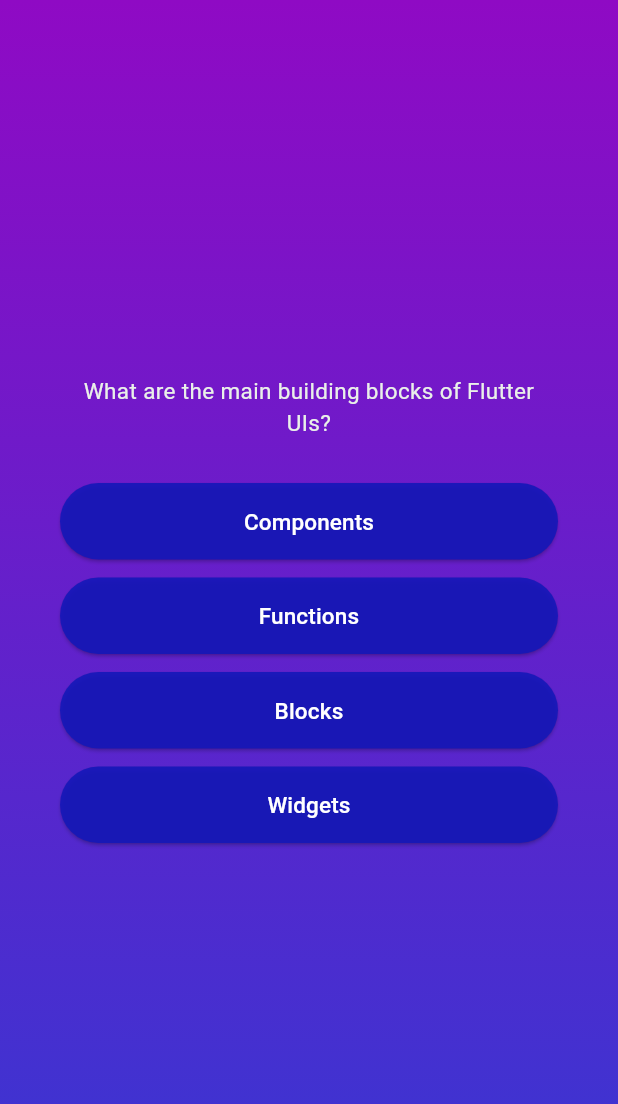
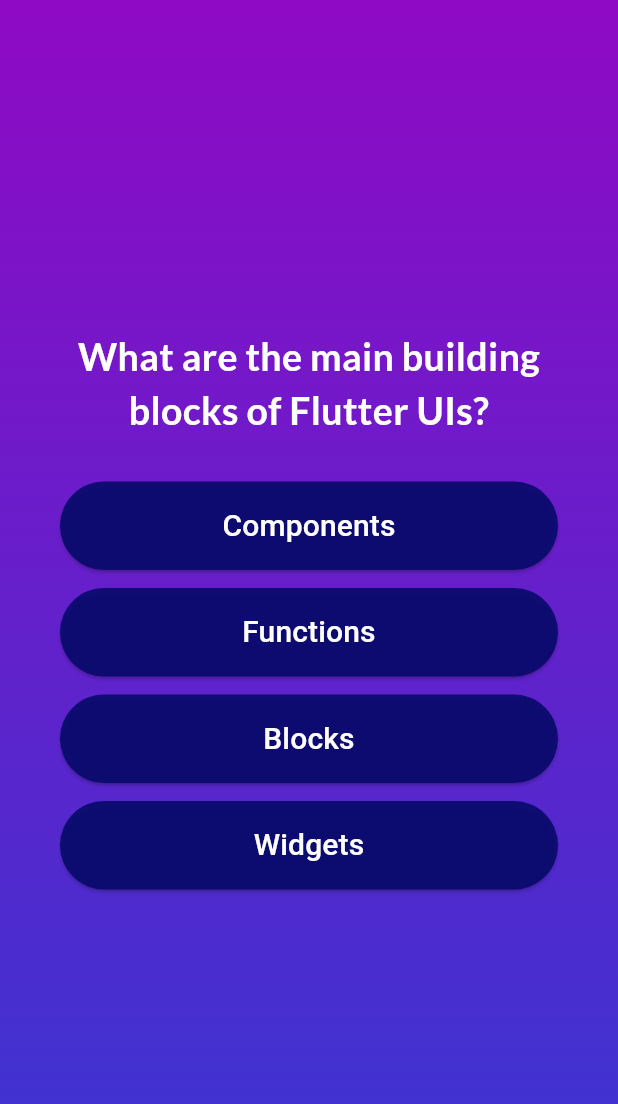
Before and after one commit to KalpeshLambade/flutter_quiz, a Flutter app: the screen it shows after launch, after a tap on "Start Quize", on a phone screen of 412 x 824 dp. Shown: the top 1104 px of the screen. Run offline on Flutter 3.47's test engine with Material 3 defaults, Android fonts, the phone set to English and light mode, and no system bars; our stand-ins replace google_fonts.

Commit message:
google_fonts added

```diff
--- a/quize/lib/answer_button.dart
+++ b/quize/lib/answer_button.dart
@@ -1,4 +1,5 @@
 import 'package:flutter/material.dart';
+import 'package:google_fonts/google_fonts.dart';
 
 class AnswerButton extends StatelessWidget {
   const AnswerButton({required this.text, required this.onTap, super.key});
@@ -13,13 +14,15 @@ class AnswerButton extends StatelessWidget {
       child: ElevatedButton(
         style: ElevatedButton.styleFrom(
             padding: const EdgeInsets.symmetric(vertical: 15, horizontal: 50),
-            backgroundColor: const Color.fromARGB(229, 20, 23, 185),
+            backgroundColor: const Color.fromRGBO(8, 10, 109, 0.918),
             shape: const RoundedRectangleBorder(
                 borderRadius: BorderRadius.all(Radius.circular(30)))),
         onPressed: onTap,
         child: Text(
           text,
-          style: const TextStyle(color: Colors.white,fontSize: 15),
+          style:  GoogleFonts.roboto(
+            color: Colors.white,
+            fontSize: 20),
           textAlign: TextAlign.center,
         ),
       ),
--- a/quize/lib/question_screen.dart
+++ b/quize/lib/question_screen.dart
@@ -1,6 +1,7 @@
 import 'package:flutter/material.dart';
 import 'package:quize/answer_button.dart';
 import 'package:quize/data/questions.dart';
+import 'package:google_fonts/google_fonts.dart';
 
 class QuestionScrren extends StatefulWidget {
   const QuestionScrren({super.key});
@@ -12,9 +13,21 @@ class QuestionScrren extends StatefulWidget {
 }
 
 class _QuestionScrrenState extends State<QuestionScrren> {
+  var currentQuestionIndex = 0;
+
+  void answerQuestion() {
+    setState(() {
+      if(questions.length > currentQuestionIndex+1){
+        currentQuestionIndex++;
+      }else{
+        currentQuestionIndex = 0;
+      }
+    });
+  }
+
   @override
   Widget build(context) {
-    final currentQuestions = questions[0];
+    final currentQuestions = questions[currentQuestionIndex];
 
     return Container(
       margin: const EdgeInsets.all(40),
@@ -24,15 +37,18 @@ class _QuestionScrrenState extends State<QuestionScrren> {
         children: [
           Text(
             currentQuestions.text,
-            style: const TextStyle(
-                color: Color.fromARGB(255, 234, 240, 233), fontSize: 15),
-            textAlign:TextAlign.center,
+            style: GoogleFonts.lato(
+              color: Colors.white,
+              fontWeight:FontWeight.bold,
+              fontSize: 25,
+            ),
+            textAlign: TextAlign.center,
           ),
           const SizedBox(
             height: 30,
           ),
           ...currentQuestions.getShuffledAnswer().map((item) {
-            return AnswerButton(text: item, onTap: () {});
+            return AnswerButton(text: item, onTap: answerQuestion);
           }),
         ],
       ),
--- a/quize/lib/start_screen.dart
+++ b/quize/lib/start_screen.dart
@@ -1,7 +1,8 @@
 import 'package:flutter/material.dart';
+import 'package:google_fonts/google_fonts.dart';
 
 class StartScreen extends StatelessWidget {
-  const StartScreen(this.startQuiz,{super.key});
+  const StartScreen(this.startQuiz, {super.key});
 
   final void Function() startQuiz;
 
@@ -13,14 +14,14 @@ class StartScreen extends StatelessWidget {
         Image.asset(
           'assets/images/quiz-logo.png',
           width: 250,
-          color:const Color.fromARGB(126, 255, 255, 255),
+          color: const Color.fromARGB(126, 255, 255, 255),
         ),
         const SizedBox(
           height: 60,
         ),
-        const Text(
+        Text(
           'Learn Flutter the fun way !',
-          style: TextStyle(color: Colors.white, fontSize: 25),
+          style: GoogleFonts.poppins(color: Colors.white, fontSize: 25),
         ),
         const SizedBox(
           height: 30,
@@ -29,8 +30,11 @@ class StartScreen extends StatelessWidget {
           onPressed: startQuiz,
           style: OutlinedButton.styleFrom(foregroundColor: Colors.white),
           icon: const Icon(Icons.arrow_right_alt),
-          label: const Text(
+          label: Text(
             'Start Quize',
+            style: GoogleFonts.lora(
+              fontSize:18,
+            ),
           ),
         )
       ],
--- a/quize/pubspec.yaml
+++ b/quize/pubspec.yaml
@@ -35,6 +35,7 @@ dependencies:
   # The following adds the Cupertino Icons font to your application.
   # Use with the CupertinoIcons class for iOS style icons.
   cupertino_icons: ^1.0.2
+  google_fonts: ^6.1.0
 
 dev_dependencies:
   flutter_test:
```
Also changed, not shown: 1 other file.
